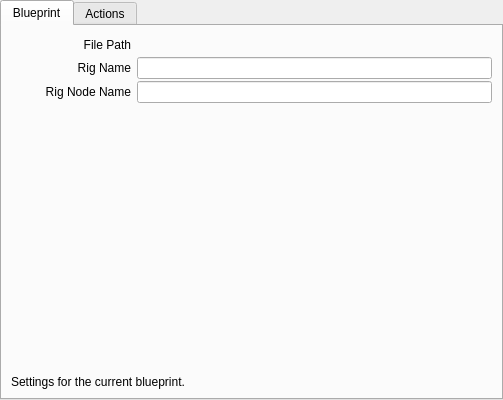
The window that resources/main_settings.ui (bohdon/maya-pulse) describes before a commit, drawn with Qt 5.
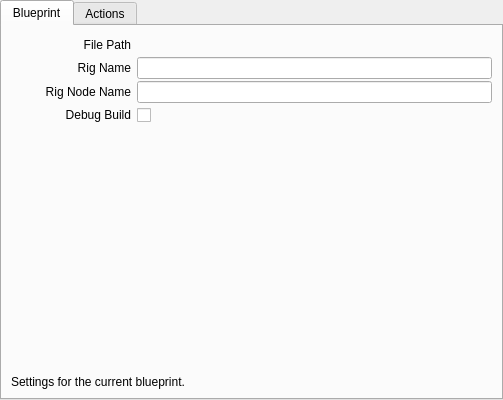
The same window after the commit.

Commit message: add validation results as notifications in action editor, add debug build blueprint setting

Patch:
```diff
--- a/resources/main_settings.ui
+++ b/resources/main_settings.ui
@@ -123,6 +123,38 @@
          <item row="2" column="1">
           <widget class="QLineEdit" name="rig_node_fmt_edit"/>
          </item>
+         <item row="3" column="0">
+          <widget class="QLabel" name="debug_build_label">
+           <property name="minimumSize">
+            <size>
+             <width>120</width>
+             <height>0</height>
+            </size>
+           </property>
+           <property name="statusTip">
+            <string>The naming format to use for the parent rig node. Can use any settings key, such as {rigName}.</string>
+           </property>
+           <property name="text">
+            <string>Debug Build</string>
+           </property>
+           <property name="alignment">
+            <set>Qt::AlignRight|Qt::AlignTrailing|Qt::AlignVCenter</set>
+           </property>
+          </widget>
+         </item>
+         <item row="3" column="1">
+          <widget class="QCheckBox" name="debug_build_check">
+           <property name="minimumSize">
+            <size>
+             <width>0</width>
+             <height>20</height>
+            </size>
+           </property>
+           <property name="text">
+            <string/>
+           </property>
+          </widget>
+         </item>
         </layout>
        </item>
        <item>
```
The commit also changes 8 other files.
